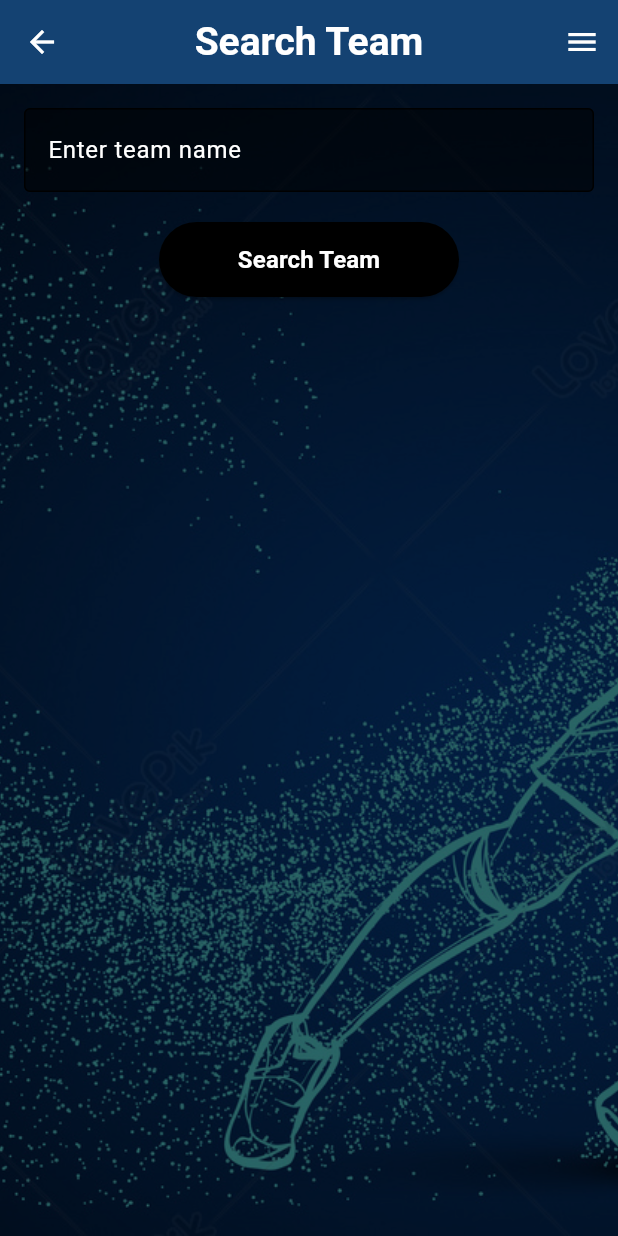
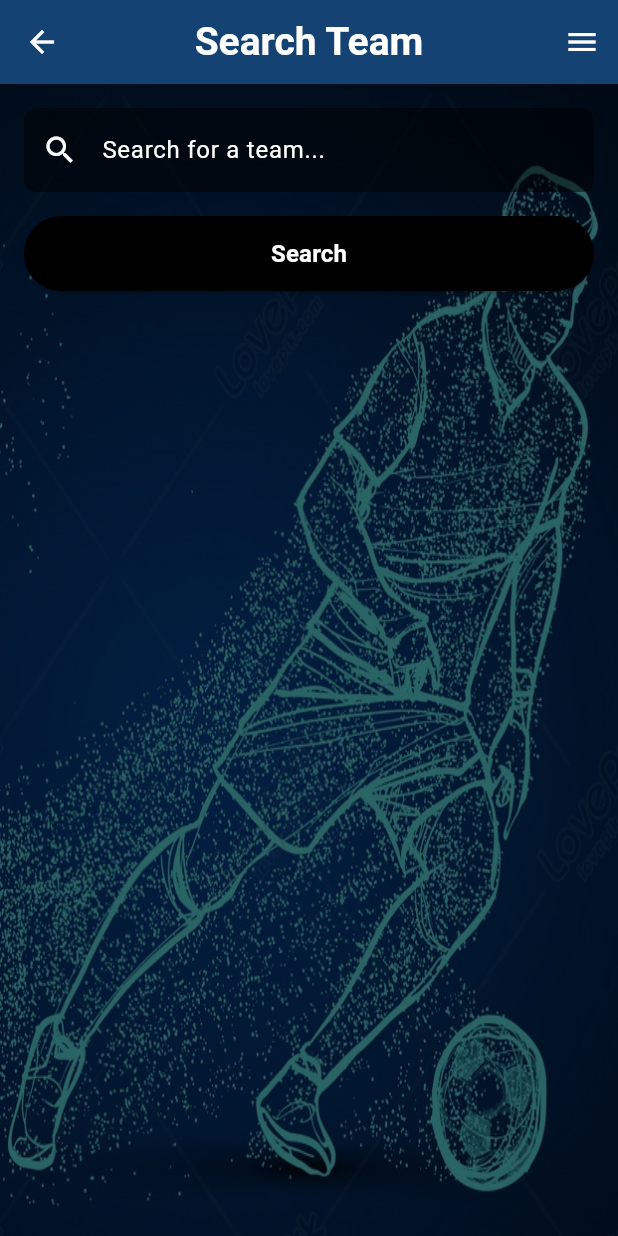
Before and after one commit to Abdelmalek-Osama/football-application, a Flutter app: the TeamSearchScreen screen opened directly, on a phone screen of 412 x 824 dp. Run offline on Flutter 3.47's test engine with Material 3 defaults, Android fonts, the phone set to English and light mode, and no system bars; our stand-ins replace cloud_firestore, diacritic, firebase_auth, firebase_core, google_sign_in; accounts and stored records are empty.

Commit message:
Enhance team search screen UI with updated background image and improved button layout

```diff
--- a/lib/Features/team/team_search_screen.dart
+++ b/lib/Features/team/team_search_screen.dart
@@ -53,15 +53,15 @@ class _TeamSearchScreenState extends State<TeamSearchScreen> {
   @override
   Widget build(BuildContext context) {
     return Scaffold(
-      endDrawer:  CustomEndDrawerAnimation(drawer: Sidebar()),
-      appBar:CustomAppBar(title: 'Search Team'),
+      endDrawer: CustomEndDrawerAnimation(drawer: Sidebar()),
+      appBar: CustomAppBar(title: 'Search Team'),
       body: Container(
         width: MediaQuery.of(context).size.width,
         height: MediaQuery.of(context).size.height,
         decoration: BoxDecoration(
           image: DecorationImage(
-            image: AssetImage('images/footbackground.jpg'),
-            fit: BoxFit.cover,
+            image: AssetImage('images/footbackground1.jpg'),
+            fit: BoxFit.fill,
             colorFilter: ColorFilter.mode(
               Colors.black.withOpacity(0.6),
               BlendMode.darken,
@@ -70,21 +70,23 @@ class _TeamSearchScreenState extends State<TeamSearchScreen> {
         ),
         child: SingleChildScrollView(
           padding: EdgeInsets.all(16.0),
-          child: Form(
+          child: Column(
+            crossAxisAlignment: CrossAxisAlignment.start,
+            children: [
+              Form(
                 key: _formKey,
-            child: Column(
-              children: [
-                TextFormField(
+                child: TextFormField(
                   controller: _teamController,
                   decoration: InputDecoration(
-                    labelText: 'Enter team name',
-                    labelStyle: TextStyle(color: Colors.white),
-                    border: OutlineInputBorder(),
-                    errorBorder: OutlineInputBorder(
-                      borderSide: BorderSide(color: Colors.red),
-                    ),
+                    hintText: 'Search for a team...',
+                    hintStyle: TextStyle(color: Colors.white),
+                    prefixIcon: Icon(Icons.search, color: Colors.white),
                     filled: true,
                     fillColor: Colors.black.withOpacity(0.5),
+                    border: OutlineInputBorder(
+                      borderRadius: BorderRadius.circular(8),
+                      borderSide: BorderSide.none,
+                    ),
                   ),
                   style: TextStyle(color: Colors.white),
                   validator: (value) {
@@ -94,19 +96,20 @@ class _TeamSearchScreenState extends State<TeamSearchScreen> {
                     return null;
                   },
                 ),
-                SizedBox(height: 20),
+              ),
+              SizedBox(height: 16),
               _isLoading
-                    ? CircularProgressIndicator()
+                  ? Center(child: CircularProgressIndicator())
                   : ElevatedButton(
                       style: ElevatedButton.styleFrom(
                         backgroundColor: Colors.black,
-                          minimumSize: Size(200, 50),
+                        minimumSize: Size(double.infinity, 50),
                         padding: EdgeInsets.symmetric(horizontal: 20, vertical: 12),
                         foregroundColor: Colors.white,
                       ),
                       onPressed: _searchTeam,
                       child: Text(
-                          'Search Team',
+                        'Search',
                         style: TextStyle(
                           fontSize: 16,
                           fontWeight: FontWeight.bold,
@@ -114,9 +117,8 @@ class _TeamSearchScreenState extends State<TeamSearchScreen> {
                         ),
                       ),
                     ),
-                SizedBox(height: 20),
+              SizedBox(height: 24),
             ],
-            ),
           ),
         ),
       ),
```
Also changed, not shown: images/footbackground1.jpg (added). Lines whose indentation alone changed are shown as unchanged.
